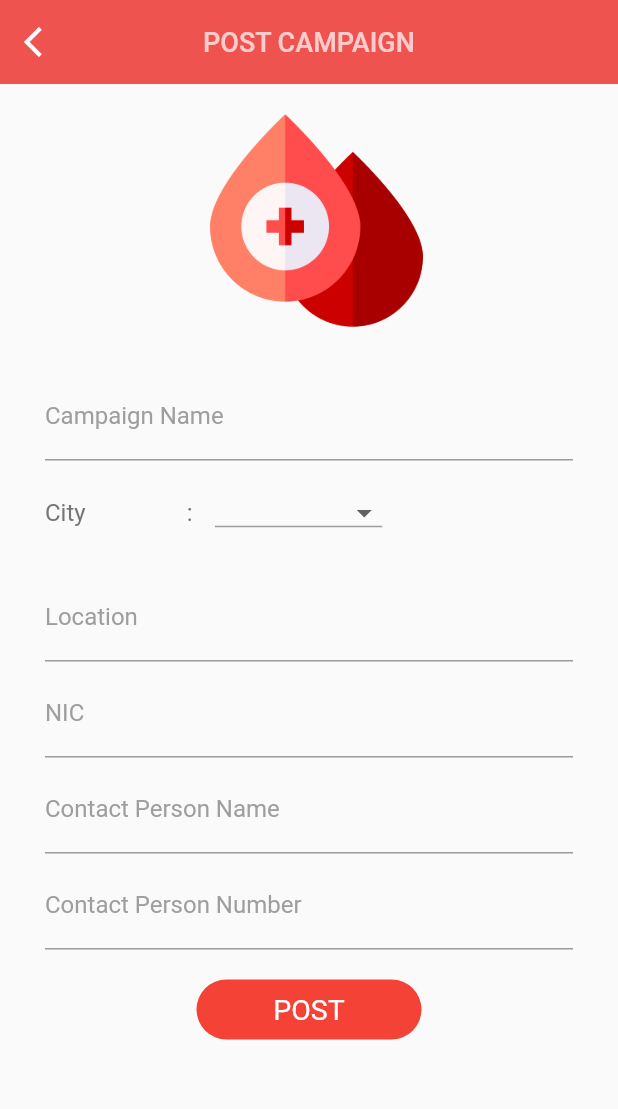
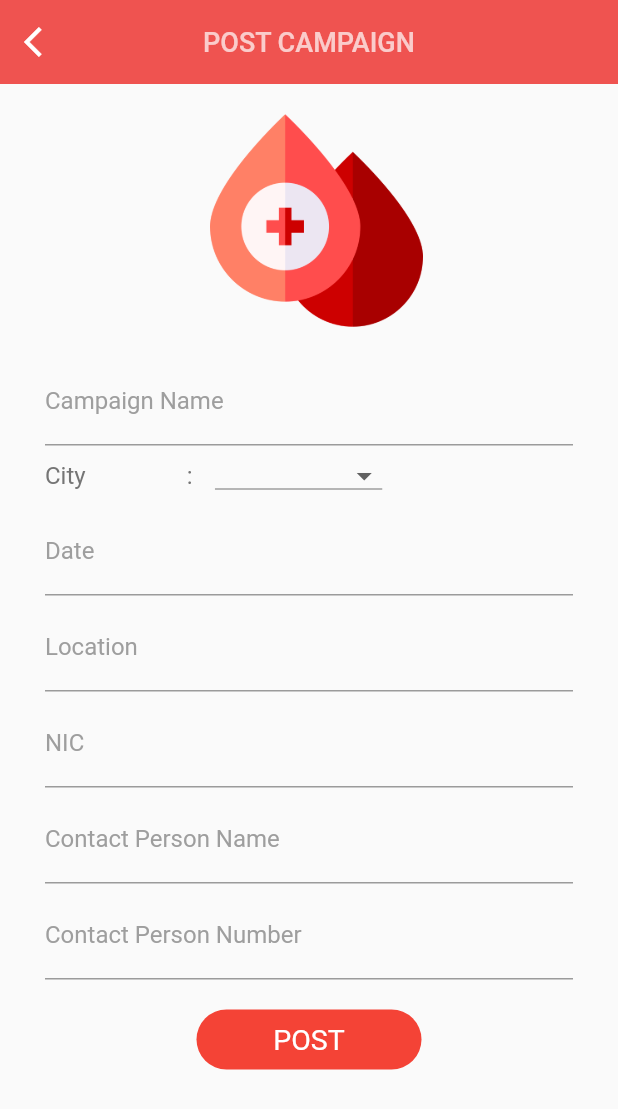
Before and after one commit to gigishan/Lifer-Blood-Donation-App, a Flutter app: the screen it shows after launch, after a tap on "POST CAMPAIGN", on a phone screen of 412 x 824 dp. Shown: the top 1109 px of the screen. Run offline on Flutter 3.47's test engine with Material 2 defaults, Android fonts, the phone set to English and light mode, and no system bars; our stand-ins replace buttons_tabbar, cloud_firestore, firebase_core; accounts and stored records are empty.

Commit message:
added date for campaigns

```diff
--- a/lib/models/campaign.dart
+++ b/lib/models/campaign.dart
@@ -3,6 +3,7 @@ class Campaign {
       nic,
       name,
       city,
+      date,
       location,
       contactPersonName,
       contactPersonNumber,
@@ -16,6 +17,7 @@ class Campaign {
     name = map['name'];
     location = map['location'];
     city = map['city'];
+    date = map['date'];
     contactPersonName = map['contactPersonName'];
     contactPersonNumber = map['contactPersonNumber'];
     contactPersonNumber2 = map['contactPersonNumber2'];
@@ -27,6 +29,7 @@ class Campaign {
     map['name'] = name;
     map['location'] = location;
     map['city'] = city;
+    map['date'] = date;
     map['contactPersonName'] = contactPersonName;
     map['contactPersonNumber'] = contactPersonNumber;
     map['contactPersonNumber2'] = contactPersonNumber2;
@@ -37,6 +40,7 @@ class Campaign {
     return !((contactPersonName == null || contactPersonName == "") ||
         (nic == null || nic == "") ||
         (city == null || city == "") ||
+        (date == null || date == "") ||
         (contactPersonNumber == null || contactPersonNumber == "") ||
         (name == null || name == "") ||
         (location == null || location == ""));
--- a/lib/screens/homepage.dart
+++ b/lib/screens/homepage.dart
@@ -14,6 +14,11 @@ class HomePage extends StatelessWidget {
       child: Scaffold(
         resizeToAvoidBottomInset: false,
         appBar: AppBar(
+          centerTitle: true,
+          title: Text(
+            'LIFEr',
+            style: TextStyle(fontSize: 18.0, color: Colors.white70),
+          ),
           automaticallyImplyLeading: false,
           backgroundColor: Colors.red[400],
           elevation: 0.0,
--- a/lib/screens/postpage.dart
+++ b/lib/screens/postpage.dart
@@ -64,7 +64,7 @@ class _PostPageState extends State<PostPage> {
                       margin: EdgeInsets.fromLTRB(140.0, 0.0, 130.0, 0.0),
                       child: Image(image: AssetImage('assets/images/camp.png')),
                     ),
-                    SizedBox(height: 30.0),
+                    SizedBox(height: 20.0),
                     Container(
                       margin: EdgeInsets.fromLTRB(30.0, 0.0, 30.0, 0.0),
                       child: TextFormField(
@@ -92,7 +92,7 @@ class _PostPageState extends State<PostPage> {
                                 color: Colors.grey[600], fontSize: 16.0),
                           ),
                         ),
-                        SizedBox(height: 70.0),
+                        SizedBox(height: 40.0),
                         Container(
                           height: 35.0,
                           margin: EdgeInsets.only(left: 15.0),
@@ -132,6 +132,24 @@ class _PostPageState extends State<PostPage> {
                           ),
                         ),
                       ],
+                    ),
+                    SizedBox(height: 1.0),
+                    Container(
+                      margin: EdgeInsets.fromLTRB(30.0, 0.0, 30.0, 0.0),
+                      child: TextFormField(
+                        initialValue: campaign.date,
+                        onChanged: (val) => campaign.date = val,
+                        decoration: InputDecoration(
+                          labelText: 'Date',
+                          hintText: 'DD/MM/YYYY',
+                          labelStyle: TextStyle(
+                            color: Colors.grey,
+                          ),
+                          focusedBorder: UnderlineInputBorder(
+                            borderSide: BorderSide(color: Colors.grey),
+                          ),
+                        ),
+                      ),
                     ),
                     SizedBox(height: 5.0),
                     Container(
@@ -224,7 +242,8 @@ class _PostPageState extends State<PostPage> {
                                     Navigator.pop(context);
                                   });
                                 else
-                                  showContentDialog(context, 'CAMPAIGN POSTING FAILED');
+                                  showContentDialog(
+                                      context, 'CAMPAIGN POSTING FAILED');
                               },
                               child: Material(
                                 borderRadius: BorderRadius.circular(20.0),
@@ -255,7 +274,8 @@ class _PostPageState extends State<PostPage> {
                                           context, 'FIELDS CANNOT BE EMPTY');
                                     showLoading(context);
                                     var res = await DatabaseService()
-                                        .deletePostCampaign(campaign, widget.id);
+                                        .deletePostCampaign(
+                                            campaign, widget.id);
                                     Navigator.pop(context);
                                     if (res)
                                       showContentDialog(context,
@@ -275,7 +295,7 @@ class _PostPageState extends State<PostPage> {
                                       child: Text(
                                         'DELETE',
                                         style: TextStyle(
-                                            fontSize: 19.0,
+                                            fontSize: 17.0,
                                             color: Colors.white),
                                       ),
                                     ),
@@ -316,7 +336,7 @@ class _PostPageState extends State<PostPage> {
                                       child: Text(
                                         'EDIT CAMPAIGN',
                                         style: TextStyle(
-                                            fontSize: 19.0,
+                                            fontSize: 17.0,
                                             color: Colors.white),
                                       ),
                                     ),
```
Also changed, not shown: lib/screens/locatepage.dart (+15 -0 lines).
